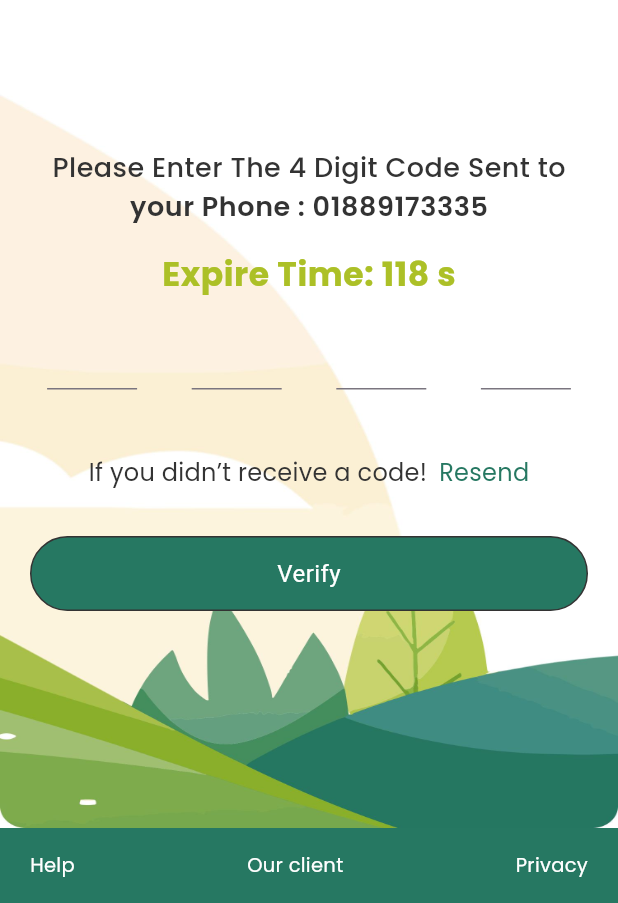
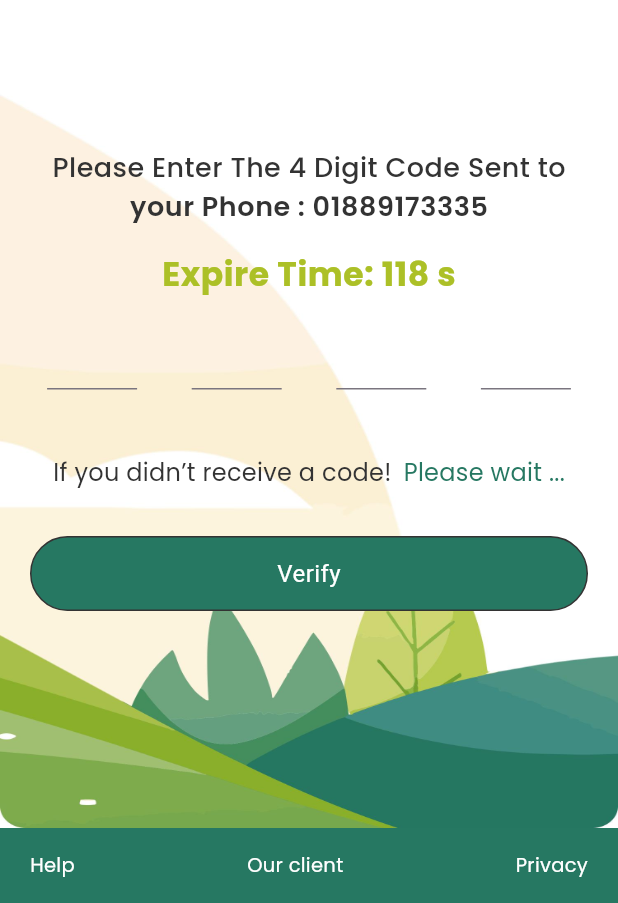
Before and after one commit to jibika52/jibika_plexus, a Flutter app: the screen it shows after launch, after a tap on "I Agree with Privacy-Police, and Teams-C", after a tap on "Finish", on a phone screen of 412 x 824 dp, the part 333-1236 px from its top. Run offline on Flutter 3.47's test engine with Material 3 defaults, Android fonts, the phone set to English and light mode, and no system bars; our stand-ins replace country_picker, flutter_svg, get_storage, google_fonts, marquee, pinput; statements that could not run were skipped.

```diff
--- a/lib/View/Auth/OtpScreen/otp_screen.dart
+++ b/lib/View/Auth/OtpScreen/otp_screen.dart
@@ -103,9 +103,9 @@ class _OTPScreenState extends State<OTPScreen> {
                              child: Row(
                                mainAxisAlignment: MainAxisAlignment.center,
                                children: [
-                                 CustomText(fontSize: 16, fontWeight: FontWeight.w400, text: "If you didn’t receive a code!", letterSpacing: 0.2),
+                                 CustomText(fontSize: 16, fontWeight: FontWeight.w400, text:"If you didn’t receive a code!" , letterSpacing: 0.2),
                                  SizedBox(width: 8,),
-                                 ColorCustomText(fontSize: 16, fontWeight: FontWeight.w400, text: "Resend", letterSpacing: 0.2,textColor:CustomButtomColor),
+                                 ColorCustomText(fontSize: 16, fontWeight: FontWeight.w400, text:count==0? "Resend":"Please wait ...", letterSpacing: 0.2,textColor:CustomButtomColor),
                                ],
                              )),
                          SizedBox(
```
